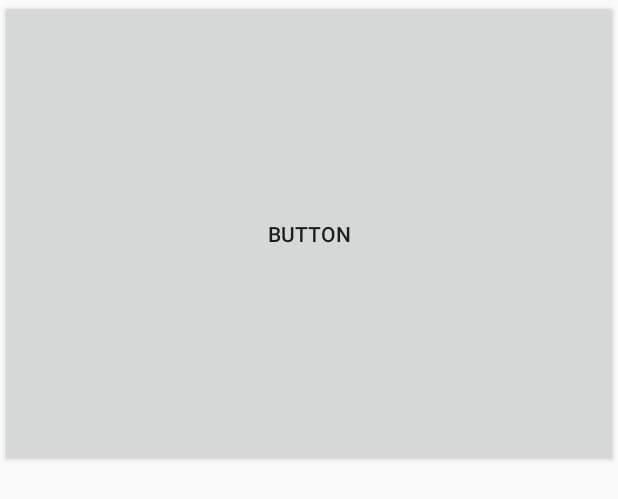
After one commit to TimeFur/Ballon, an Android app: the layout floating_layout.xml on its own in the app's theme, with its tools: preview values and no code run, on a phone screen of 412 x 824 dp. The commit adds this screen. Shown: the top 499 px of the screen. Run offline under Robolectric (Android 15) with nearby library versions, the phone set to English and light mode, and no system bars.

Commit message:
Floating init
1. WindowsManage is combine the view and windows.parameter
2. View could be imageview or layout, changed by the inflater

```diff
--- a/app/src/main/AndroidManifest.xml
+++ b/app/src/main/AndroidManifest.xml
@@ -4,6 +4,7 @@
     <uses-permission android:name="android.permission.INTERNET"/>
     <uses-permission android:name="android.permission.READ_EXTERNAL_STORAGE" />
     <uses-permission android:name="android.permission.WRITE_EXTERNAL_STORAGE"/>
+    <uses-permission android:name="android.permission.SYSTEM_ALERT_WINDOW" />
 
     <application
         android:allowBackup="true"
--- a/app/src/main/java/com/example/wayne/pdor/Ballon.java
+++ b/app/src/main/java/com/example/wayne/pdor/Ballon.java
@@ -1,7 +1,11 @@
 package com.example.wayne.pdor;
 
+import android.content.Context;
 import android.support.v7.app.AppCompatActivity;
 import android.os.Bundle;
+import android.view.LayoutInflater;
+import android.view.View;
+import android.view.WindowManager;
 
 public class Ballon extends AppCompatActivity {
 
@@ -10,6 +14,8 @@ public class Ballon extends AppCompatActivity {
         super.onCreate(savedInstanceState);
         setContentView(R.layout.activity_ballon);
 
+//        Floating_window f = new Floating_window(this);
+//        f.floating_start();
 
     }
 }
--- /dev/null
+++ b/app/src/main/res/layout/floating_layout.xml
@@ -0,0 +1,12 @@
+<?xml version="1.0" encoding="utf-8"?>
+<LinearLayout xmlns:android="http://schemas.android.com/apk/res/android"
+    android:layout_width="match_parent"
+    android:layout_height="match_parent">
+
+    <Button
+        android:id="@+id/button"
+        android:layout_width="wrap_content"
+        android:layout_height="311dp"
+        android:layout_weight="1"
+        android:text="Button" />
+</LinearLayout>
```
Also changed, not shown: app/src/main/java/com/example/wayne/pdor/Floating_window.java (added, +80 -0 lines), app/src/main/java/com/example/wayne/pdor/MainActivity.java (+5 -2 lines).
